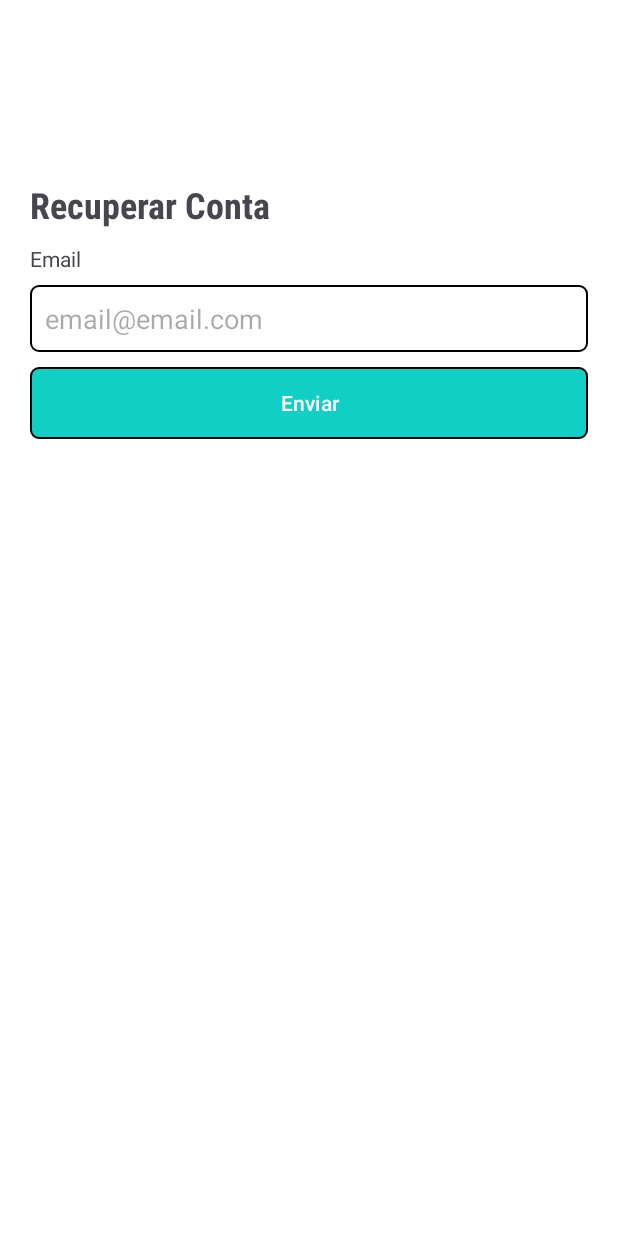
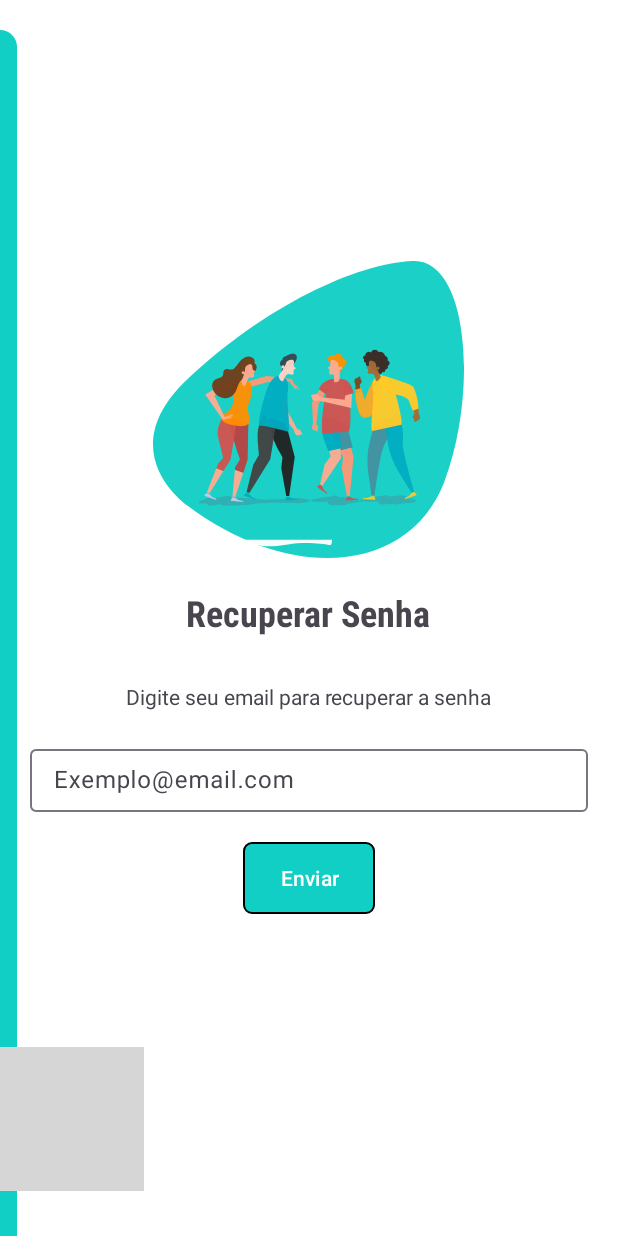
Before and after one commit to Luiz-Eduardo-BL/QuixHouse, an Android app: the RecoverPasswordFragment screen opened through its navigation route, on a phone screen of 412 x 824 dp. Run offline under Robolectric (Android 15) with nearby library versions, the phone set to English and light mode, and no system bars; our stand-ins replace Firebase (no records; nobody signed in at launch, a user with empty details on screens opened directly); 1 statement that could not run was skipped; grey boxes are pictures that could not be loaded.

Commit message:
style: updated UI for password recovery screen
- Improved the user interface design for the password recovery screen
- Enhanced the layout, styling, and overall visual experience

```diff
--- a/Codigos/app/src/main/java/com/example/quixhouse/auth/RecoverPasswordFragment.kt
+++ b/Codigos/app/src/main/java/com/example/quixhouse/auth/RecoverPasswordFragment.kt
@@ -6,6 +6,8 @@ import android.view.View
 import android.view.ViewGroup
 import android.widget.Toast
 import androidx.fragment.app.Fragment
+import androidx.navigation.fragment.findNavController
+import com.example.quixhouse.R
 import com.example.quixhouse.databinding.FragmentRecoverPasswordBinding
 import com.google.firebase.auth.FirebaseAuth
 
@@ -36,7 +38,9 @@ class RecoverPasswordFragment : Fragment() {
             val email = binding.editEmail.text.toString().trim()
             recoverAccount(email)
         }
-
+        binding.imagemView.setOnClickListener {
+            findNavController().navigate(R.id.action_recoverPasswordFragment_to_loginFragment)
+        }
     }
 
     private fun recoverAccount(email : String) {
--- a/Codigos/app/src/main/res/layout/fragment_create_account.xml
+++ b/Codigos/app/src/main/res/layout/fragment_create_account.xml
@@ -44,24 +44,8 @@
                 </ImageView>
             </RelativeLayout>
 
-
         </LinearLayout>
 
-<!--        <TextView-->
-<!--            android:layout_width="wrap_content"-->
-<!--            android:layout_height="wrap_content"-->
-<!--            android:layout_marginTop="30dp"-->
-<!--            android:text="Nome de Usuário" />-->
-
-<!--        <EditText-->
-<!--            android:id="@+id/editUserName"-->
-<!--            android:layout_width="match_parent"-->
-<!--            android:layout_height="match_parent"-->
-<!--            android:layout_marginTop="8dp"-->
-<!--            android:background="@drawable/bg_edit"-->
-<!--            android:hint="Nome"-->
-<!--            android:inputType="text"-->
-<!--            android:padding="10dp" />-->
         <com.google.android.material.textfield.TextInputLayout
             android:layout_width="match_parent"
             android:layout_height="wrap_content"
@@ -92,7 +76,7 @@
                 android:layout_height="wrap_content"
                 android:id="@+id/editEmail"
                 android:layout_marginTop="8dp"
-                android:hint="Examplo@email.com"
+                android:hint="Exemplo@email.com"
                 style="@style/Widget.Material3.AutoCompleteTextView.FilledBox"
                 android:inputType="textEmailAddress"
                 android:maxLines="1"
@@ -143,25 +127,15 @@
             android:textColor="@color/colorAccent"
             android:textStyle="bold|italic" />
 
-    </LinearLayout>
-
-    <LinearLayout
-        android:layout_width="match_parent"
-        android:layout_height="match_parent"
-        android:gravity="bottom"
-        android:orientation="vertical"
-        android:padding="60dp">
-
             <Button
                 android:id="@+id/buttonCadastro"
-            android:layout_width="match_parent"
+                android:layout_width="wrap_content"
                 android:layout_height="wrap_content"
                 android:layout_gravity="center_horizontal"
                 android:background="@drawable/bg_button"
                 android:text="Cadastrar"
                 app:backgroundTint="@null"
-            android:layout_marginBottom="40dp"
-            />
+                android:layout_marginBottom="40dp"/>
 
     </LinearLayout>
 
--- a/Codigos/app/src/main/res/layout/fragment_login.xml
+++ b/Codigos/app/src/main/res/layout/fragment_login.xml
@@ -40,12 +40,6 @@
             </ImageView>
         </RelativeLayout>
 
-<!--        <TextView-->
-<!--            android:layout_width="wrap_content"-->
-<!--            android:layout_height="wrap_content"-->
-<!--            android:layout_marginTop="30dp"-->
-<!--            android:text="Email" />-->
-
         <com.google.android.material.textfield.TextInputLayout
             android:layout_width="match_parent"
             android:layout_height="wrap_content"
@@ -56,7 +50,7 @@
                 android:layout_height="wrap_content"
                 android:id="@+id/editEmail"
                 android:layout_marginTop="8dp"
-                android:hint="Examplo@email.com"
+                android:hint="Exemplo@email.com"
                 style="@style/Widget.Material3.AutoCompleteTextView.FilledBox"
                 android:inputType="textEmailAddress"
                 android:maxLines="1"
@@ -65,12 +59,6 @@
             </com.google.android.material.textfield.TextInputEditText>
 
         </com.google.android.material.textfield.TextInputLayout>
-
-<!--        <TextView-->
-<!--            android:layout_width="wrap_content"-->
-<!--            android:layout_height="wrap_content"-->
-<!--            android:layout_marginTop="8dp"-->
-<!--            android:text="Password" />-->
 
         <com.google.android.material.textfield.TextInputLayout
             android:layout_width="match_parent"
@@ -112,21 +100,13 @@
             android:textColor="@color/colorAccent"
             android:textStyle="bold|italic" />
 
-    </LinearLayout>
-
-    <LinearLayout
-        android:layout_width="match_parent"
-        android:layout_height="match_parent"
-        android:gravity="bottom"
-        android:orientation="vertical"
-        android:padding="60dp">
-
         <Button
             android:id="@+id/buttonLogin"
-            android:layout_width="match_parent"
+            android:layout_width="wrap_content"
             android:layout_height="wrap_content"
             android:layout_gravity="center_horizontal"
             android:background="@drawable/bg_button"
+            android:layout_marginTop="40dp"
             android:text="Log In"
             app:backgroundTint="@null" />
 
@@ -143,6 +123,7 @@
             android:textAppearance="?android:textAppearanceMedium"
             android:textColor="@color/register_bk_color"
             android:textStyle="bold|italic" />
+
     </LinearLayout>
 
     <View
--- a/Codigos/app/src/main/res/layout/fragment_recover_password.xml
+++ b/Codigos/app/src/main/res/layout/fragment_recover_password.xml
@@ -6,48 +6,92 @@
     xmlns:app="http://schemas.android.com/apk/res-auto"
     tools:context=".auth.RecoverPasswordFragment">
 
-    <LinearLayout
+    <RelativeLayout
         android:layout_width="match_parent"
-        android:layout_height="wrap_content"
+        android:layout_height="match_parent">
+
+        <LinearLayout
+        android:layout_width="match_parent"
+        android:layout_height="match_parent"
         android:orientation="vertical"
+        android:gravity="center"
         android:padding="20dp">
 
-        <TextView
-            android:id="@+id/textView3"
+        <ImageView
             android:layout_width="wrap_content"
             android:layout_height="wrap_content"
-            android:layout_marginTop="100dp"
+            android:src="@drawable/ic_register_hero"
+            android:layout_alignParentTop="true"
+            android:layout_alignParentEnd="true">
+        </ImageView>
+
+        <TextView
+            android:layout_width="wrap_content"
+            android:layout_height="wrap_content"
+            android:layout_centerHorizontal="true"
+            android:layout_marginTop="20dp"
             android:fontFamily="sans-serif-condensed"
-            android:text="Recuperar Conta"
+            android:text="Recuperar Senha"
             android:textSize="24dp"
             android:textStyle="bold" />
 
         <TextView
             android:layout_width="wrap_content"
             android:layout_height="wrap_content"
-            android:layout_marginTop="10dp"
-            android:text="Email" />
+            android:layout_marginTop="30dp"
+            android:text="Digite seu email para recuperar a senha" />
 
-        <EditText
-            android:id="@+id/editEmail"
+        <com.google.android.material.textfield.TextInputLayout
             android:layout_width="match_parent"
-            android:layout_height="match_parent"
-            android:layout_marginTop="8dp"
-            android:background="@drawable/bg_edit"
-            android:hint="email@email.com"
-            android:inputType="textEmailAddress"
-            android:padding="10dp" />
+            android:layout_height="wrap_content"
+            android:layout_marginTop="20dp">
+
+            <com.google.android.material.textfield.TextInputEditText
+                android:layout_width="match_parent"
+                android:layout_height="wrap_content"
+                android:id="@+id/editEmail"
+                android:layout_marginTop="8dp"
+                android:hint="Exemplo@email.com"
+                style="@style/Widget.Material3.AutoCompleteTextView.FilledBox"
+                android:inputType="textEmailAddress"
+                android:maxLines="1"
+                android:padding="10dp">
+
+            </com.google.android.material.textfield.TextInputEditText>
+
+        </com.google.android.material.textfield.TextInputLayout>
 
         <Button
             android:id="@+id/buttonSend"
-            android:layout_width="match_parent"
+            android:layout_width="wrap_content"
             android:layout_height="wrap_content"
             android:layout_gravity="center_horizontal"
-            android:layout_marginTop="10dp"
+            android:layout_marginTop="20dp"
             android:background="@drawable/bg_button"
             android:text="Enviar"
-            app:backgroundTint="@null" />
+            app:backgroundTint="@null"
+            android:layout_marginBottom="40dp"/>
 
     </LinearLayout>
 
+    <View
+        android:layout_marginTop="20dp"
+        android:layout_alignParentTop="true"
+        android:layout_alignParentLeft="true"
+        android:layout_width="11dp"
+        android:layout_height="match_parent"
+        android:background="@drawable/ic_side_bg_left"/>
+    <ImageView
+        android:id="@+id/imagemView"
+        android:layout_alignParentBottom="true"
+        android:layout_alignParentLeft="true"
+        android:layout_width="wrap_content"
+        android:layout_height="wrap_content"
+        android:src="@drawable/ic_back_img"
+        android:layout_marginRight="11dp"
+        android:layout_marginBottom="30dp"
+        android:clickable="true" />
+
+    </RelativeLayout>
+
 </FrameLayout>
--- a/Codigos/app/src/main/res/navigation/main_graph.xml
+++ b/Codigos/app/src/main/res/navigation/main_graph.xml
@@ -22,13 +22,25 @@
         tools:layout="@layout/fragment_login" >
         <action
             android:id="@+id/action_loginFragment_to_createAccountFragment"
-            app:destination="@id/createAccountFragment" />
+            app:destination="@id/createAccountFragment"
+            app:enterAnim="@anim/nav_default_enter_anim"
+            app:exitAnim="@anim/nav_default_exit_anim"
+            app:popEnterAnim="@anim/nav_default_pop_enter_anim"
+            app:popExitAnim="@anim/nav_default_pop_exit_anim" />
         <action
             android:id="@+id/action_loginFragment_to_feedActivity"
-            app:destination="@id/feedActivity" />
+            app:destination="@id/feedActivity"
+            app:enterAnim="@anim/nav_default_enter_anim"
+            app:exitAnim="@anim/nav_default_exit_anim"
+            app:popEnterAnim="@anim/nav_default_pop_enter_anim"
+            app:popExitAnim="@anim/nav_default_pop_exit_anim" />
         <action
             android:id="@+id/action_loginFragment_to_recoverPasswordFragment"
-            app:destination="@id/recoverPasswordFragment" />
+            app:destination="@id/recoverPasswordFragment"
+            app:enterAnim="@anim/nav_default_enter_anim"
+            app:exitAnim="@anim/nav_default_exit_anim"
+            app:popEnterAnim="@anim/nav_default_pop_enter_anim"
+            app:popExitAnim="@anim/nav_default_pop_exit_anim" />
     </fragment>
     <fragment
         android:id="@+id/createAccountFragment"
@@ -38,11 +50,19 @@
         <action
             android:id="@+id/action_createAccountFragment_to_feedActivity"
             app:destination="@id/feedActivity"
+            app:enterAnim="@anim/nav_default_enter_anim"
+            app:exitAnim="@anim/nav_default_exit_anim"
+            app:popEnterAnim="@anim/nav_default_pop_enter_anim"
+            app:popExitAnim="@anim/nav_default_pop_exit_anim"
             app:popUpTo="@id/createAccountFragment"
             app:popUpToInclusive="true" />
         <action
             android:id="@+id/action_createAccountFragment_to_loginFragment"
-            app:destination="@id/loginFragment" />
+            app:destination="@id/loginFragment"
+            app:enterAnim="@anim/nav_default_enter_anim"
+            app:exitAnim="@anim/nav_default_exit_anim"
+            app:popEnterAnim="@anim/nav_default_pop_enter_anim"
+            app:popExitAnim="@anim/nav_default_pop_exit_anim" />
     </fragment>
     <activity
         android:id="@+id/feedActivity"
@@ -53,5 +73,13 @@
         android:id="@+id/recoverPasswordFragment"
         android:name="com.example.quixhouse.auth.RecoverPasswordFragment"
         android:label="fragment_recover_password"
-        tools:layout="@layout/fragment_recover_password" />
+        tools:layout="@layout/fragment_recover_password" >
+        <action
+            android:id="@+id/action_recoverPasswordFragment_to_loginFragment"
+            app:destination="@id/loginFragment"
+            app:enterAnim="@anim/nav_default_enter_anim"
+            app:exitAnim="@anim/nav_default_exit_anim"
+            app:popEnterAnim="@anim/nav_default_pop_enter_anim"
+            app:popExitAnim="@anim/nav_default_pop_exit_anim" />
+    </fragment>
 </navigation>
```
Lines whose indentation alone changed are shown as unchanged.
